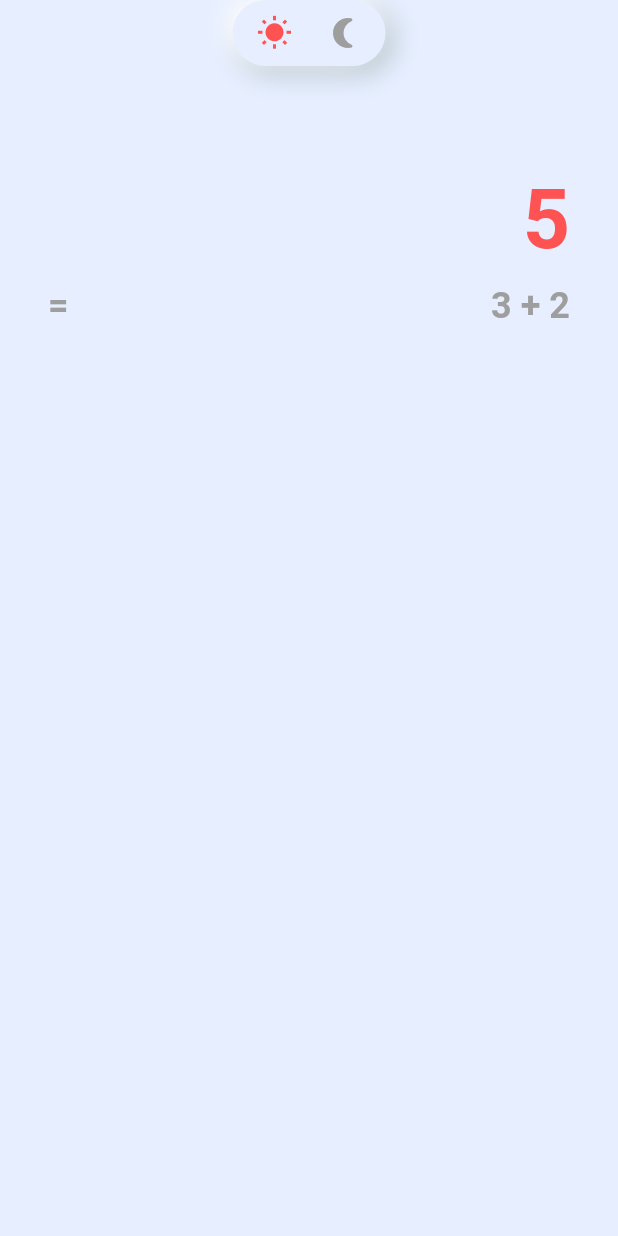
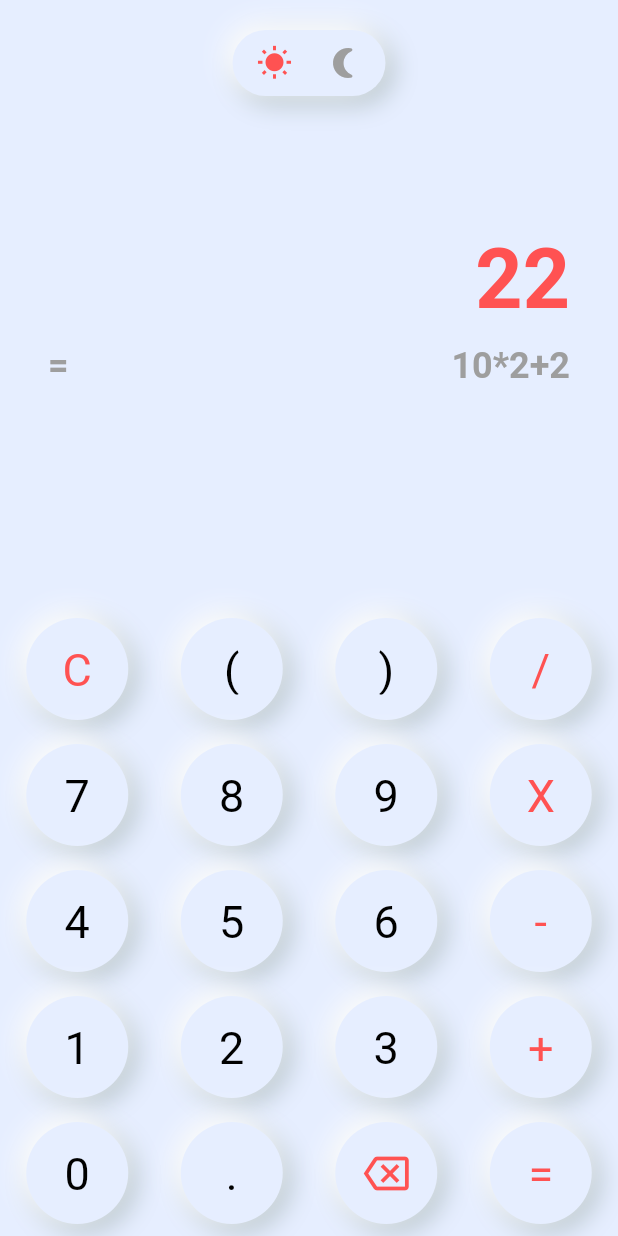
Before and after one commit to mri999/Neumorphism-Calculator-UI, a Flutter app: the screen it shows after launch, on a phone screen of 412 x 824 dp. Run offline on Flutter 3.47's test engine with Material 2 defaults, Android fonts, the phone set to English and light mode, and no system bars.

Commit message:
added button rows

```diff
--- a/lib/calculator.dart
+++ b/lib/calculator.dart
@@ -22,7 +22,9 @@ class _CalculatorState extends State<Calculator> {
         child: Container(
           child: Column(
             children: [
-              Center(
+              Container(
+                padding: const EdgeInsets.all(20),
+                child: Center(
                   child: GestureDetector(
                     onTap: () {
                       setState(() {
@@ -32,6 +34,7 @@ class _CalculatorState extends State<Calculator> {
                     child: _switchMode(),
                   ),
                 ),
+              ),
               const SizedBox(
                 height: 70,
               ),
@@ -39,7 +42,7 @@ class _CalculatorState extends State<Calculator> {
                 padding: const EdgeInsets.symmetric(horizontal: 32),
                 alignment: Alignment.centerRight,
                 child: Text(
-                  "5",
+                  "22",
                   style: TextStyle(
                       color: isDarkMode ? Colors.white : Colors.redAccent,
                       fontWeight: FontWeight.bold,
@@ -57,16 +60,90 @@ class _CalculatorState extends State<Calculator> {
                               color: isDarkMode ? Colors.green : Colors.grey,
                               fontWeight: FontWeight.bold,
                               fontSize: 24)),
-                      Text("3 + 2",
+                      Text("10*2+2",
                           style: TextStyle(
                               color: isDarkMode ? Colors.green : Colors.grey,
                               fontWeight: FontWeight.bold,
                               fontSize: 24))
                     ],
                   )),
-              SizedBox(
-                height: 10,
+              const Spacer(),
+              Column(
+                children: [
+                  _getRowItem(
+                      _button(
+                          title: "C",
+                          textColor:
+                              isDarkMode ? Colors.green : Colors.redAccent),
+                      _button(
+                        title: "(",
                       ),
+                      _button(
+                        title: ")",
+                      ),
+                      _button(
+                          title: "/",
+                          textColor:
+                              isDarkMode ? Colors.green : Colors.redAccent)),
+                  _getRowItem(
+                      _button(
+                        title: "7",
+                      ),
+                      _button(
+                        title: "8",
+                      ),
+                      _button(
+                        title: "9",
+                      ),
+                      _button(
+                          title: "X",
+                          textColor:
+                              isDarkMode ? Colors.green : Colors.redAccent)),
+                  _getRowItem(
+                      _button(
+                        title: "4",
+                      ),
+                      _button(
+                        title: "5",
+                      ),
+                      _button(
+                        title: "6",
+                      ),
+                      _button(
+                          title: "-",
+                          textColor:
+                              isDarkMode ? Colors.green : Colors.redAccent)),
+                  _getRowItem(
+                      _button(
+                        title: "1",
+                      ),
+                      _button(
+                        title: "2",
+                      ),
+                      _button(
+                        title: "3",
+                      ),
+                      _button(
+                          title: "+",
+                          textColor:
+                              isDarkMode ? Colors.green : Colors.redAccent)),
+                  _getRowItem(
+                      _button(
+                        title: "0",
+                      ),
+                      _button(
+                        title: ".",
+                      ),
+                      _button(
+                          icon: Icons.backspace_outlined,
+                          iconColor:
+                              isDarkMode ? Colors.green : Colors.redAccent),
+                      _button(
+                          title: "=",
+                          textColor:
+                              isDarkMode ? Colors.green : Colors.redAccent))
+                ],
+              )
             ],
           ),
         ),
@@ -98,7 +175,7 @@ class _CalculatorState extends State<Calculator> {
     );
   }
 
-  Widget _buttonRounded(
+  Widget _button(
       {String? title,
       double padding = 17,
       IconData? icon,
@@ -134,4 +211,11 @@ class _CalculatorState extends State<Calculator> {
       ),
     );
   }
+
+  Widget _getRowItem(Widget w1, Widget w2, Widget w3, Widget w4) {
+    return Row(
+      mainAxisAlignment: MainAxisAlignment.spaceAround,
+      children: [w1, w2, w3, w4],
+    );
   }
+}
```
Lines whose indentation alone changed are shown as unchanged.
